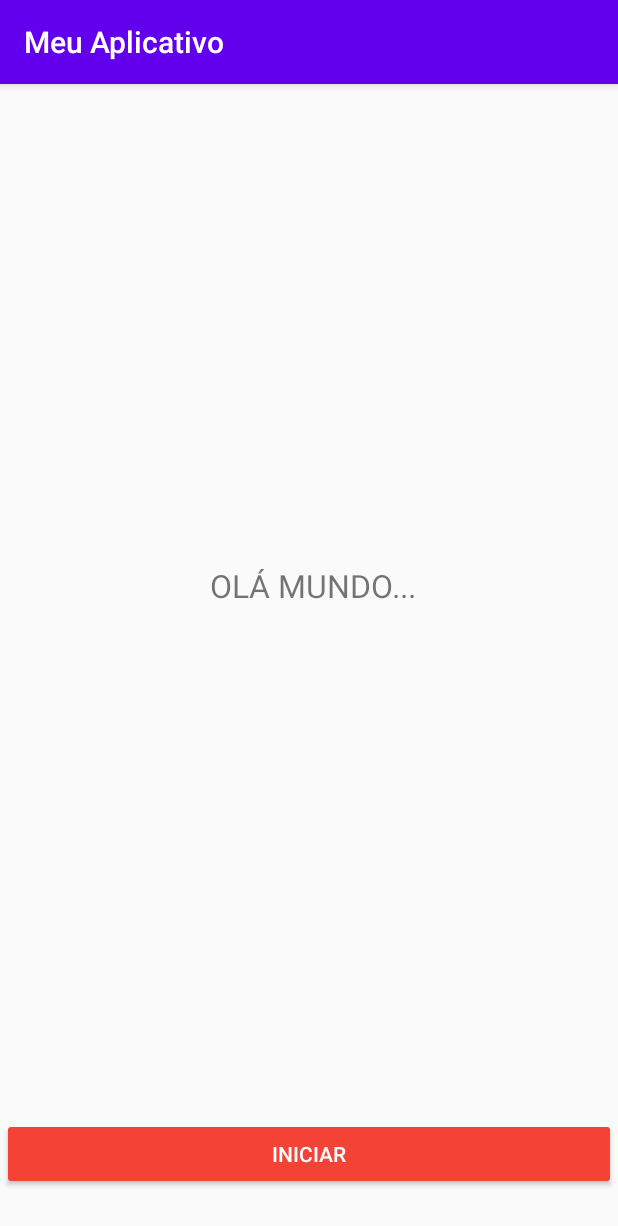
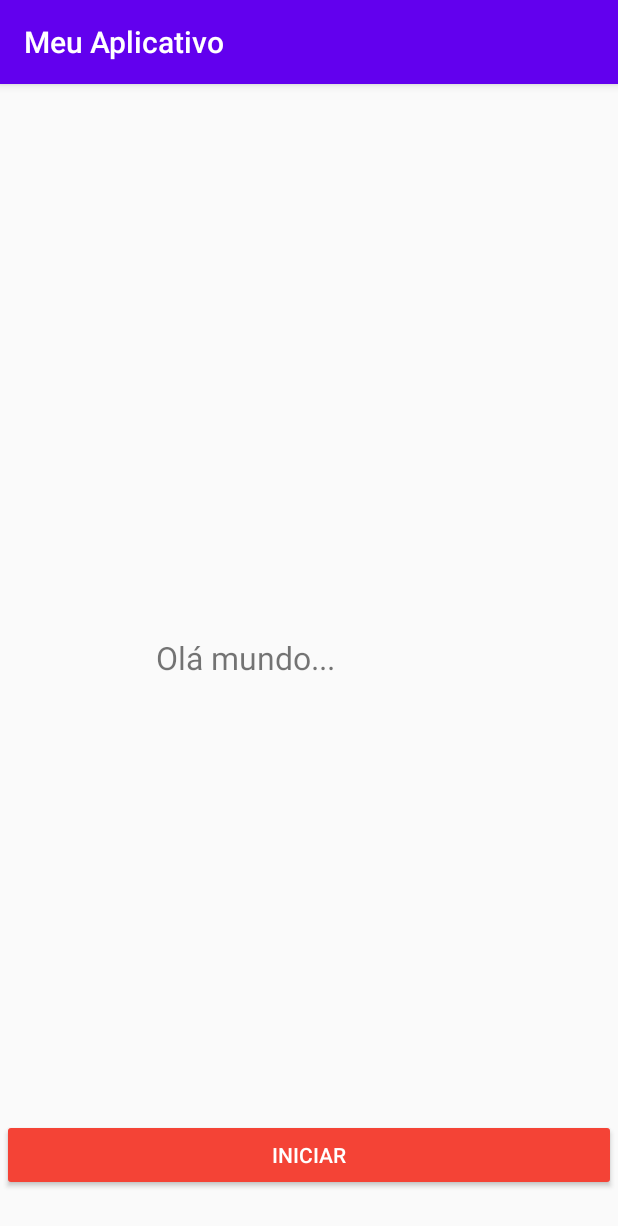
Before and after one commit to mateusborja/-kotlin-Dev1, an Android app: the screen it shows after launch (MainActivity), on a phone screen of 412 x 824 dp. Shown: the top 1226 px of the screen. Run offline under Robolectric (Android 15) with nearby library versions, the phone set to English and light mode, and no system bars.

Commit message:
new fun onClick

```diff
--- a/app/src/main/java/com/mateusborja/kotlindev1/MainActivity.kt
+++ b/app/src/main/java/com/mateusborja/kotlindev1/MainActivity.kt
@@ -3,6 +3,7 @@ package com.mateusborja.kotlindev1
 import androidx.appcompat.app.AppCompatActivity
 import android.os.Bundle
 import android.view.View
+import android.widget.TextView
 
 class MainActivity : AppCompatActivity() {
     override fun onCreate(savedInstanceState: Bundle?) {
@@ -12,8 +13,8 @@ class MainActivity : AppCompatActivity() {
 
 
     fun botaoClique(view: View) {
-
-
+        var texto = findViewById(R.id.text1view1) as TextView
+        texto.setText("Eu vou conseguir!")
     }
 
 
--- a/app/src/main/res/layout/activity_main.xml
+++ b/app/src/main/res/layout/activity_main.xml
@@ -6,23 +6,25 @@
     android:layout_height="match_parent"
     tools:context=".MainActivity">
 
+
     <TextView
         android:id="@+id/text1view1"
         android:layout_width="wrap_content"
         android:layout_height="wrap_content"
-        android:layout_marginStart="140dp"
-        android:layout_marginTop="320dp"
+        android:layout_marginStart="104dp"
+        android:layout_marginTop="368dp"
         android:text="@string/text1"
-        android:textAllCaps="true"
         android:textSize="21sp"
         app:layout_constraintStart_toStartOf="parent"
         app:layout_constraintTop_toTopOf="parent" />
 
     <Button
         android:id="@+id/botaoIniciar"
-        android:layout_width="409dp"
+        android:layout_width="0dp"
         android:layout_height="wrap_content"
-        android:layout_marginBottom="28dp"
+        android:layout_marginStart="1dp"
+        android:layout_marginEnd="1dp"
+        android:layout_marginBottom="30dp"
         android:backgroundTint="#F44336"
         android:onClick="botaoClique"
         android:shadowColor="#FFFFFF"
@@ -30,8 +32,6 @@
         android:textColor="#FFFFFF"
         app:layout_constraintBottom_toBottomOf="parent"
         app:layout_constraintEnd_toEndOf="parent"
-        app:layout_constraintStart_toStartOf="parent"
-        app:layout_constraintTop_toBottomOf="@+id/text1view1"
-        app:layout_constraintVertical_bias="0.993" />
+        app:layout_constraintStart_toStartOf="parent" />
 
 </androidx.constraintlayout.widget.ConstraintLayout>
```
